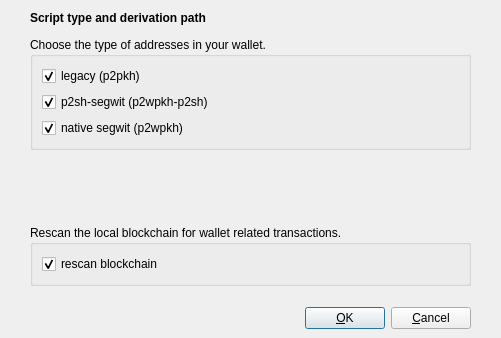
Old version of the form src/qt/forms/derivationpathdialog.ui in the repository qtumproject/qtum.
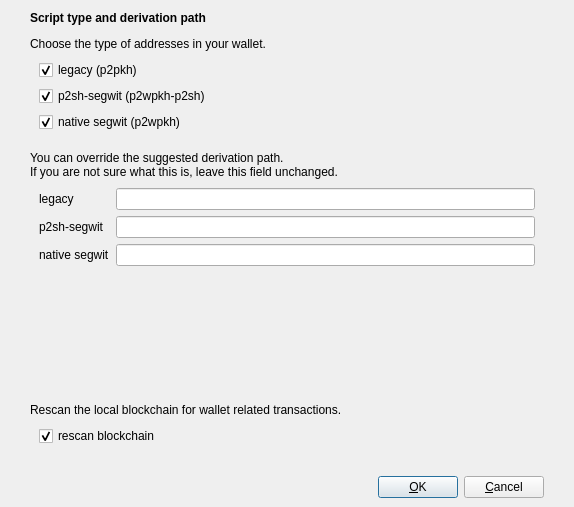
New version of the form. Custom widgets are drawn as their Qt base class.

Commit message: Add paths in the derivation path dialog

Diff of the .ui file:
```diff
--- a/src/qt/forms/derivationpathdialog.ui
+++ b/src/qt/forms/derivationpathdialog.ui
@@ -6,10 +6,16 @@
    <rect>
     <x>0</x>
     <y>0</y>
-    <width>501</width>
-    <height>338</height>
+    <width>574</width>
+    <height>507</height>
    </rect>
   </property>
+  <property name="minimumSize">
+   <size>
+    <width>0</width>
+    <height>0</height>
+   </size>
+  </property>
   <property name="windowTitle">
    <string>Select script type and derivation path</string>
   </property>
@@ -49,12 +55,33 @@
      </item>
      <item>
       <layout class="QVBoxLayout" name="verticalLayout_3">
+       <property name="spacing">
+        <number>0</number>
+       </property>
        <item>
-        <widget class="QGroupBox" name="groupBoxAddressType">
-         <property name="title">
+        <widget class="QLabel" name="lblAddressType">
+         <property name="text">
           <string>Choose the type of addresses in your wallet.</string>
          </property>
+        </widget>
+       </item>
+       <item>
          <layout class="QVBoxLayout" name="verticalLayout_4">
+         <property name="spacing">
+          <number>6</number>
+         </property>
+         <property name="leftMargin">
+          <number>9</number>
+         </property>
+         <property name="topMargin">
+          <number>9</number>
+         </property>
+         <property name="rightMargin">
+          <number>9</number>
+         </property>
+         <property name="bottomMargin">
+          <number>9</number>
+         </property>
           <item>
            <widget class="QCheckBox" name="cbLegacy">
             <property name="enabled">
@@ -89,8 +116,80 @@
            </widget>
           </item>
          </layout>
+       </item>
+       <item>
+        <spacer name="verticalSpacer">
+         <property name="orientation">
+          <enum>Qt::Vertical</enum>
+         </property>
+         <property name="sizeType">
+          <enum>QSizePolicy::Fixed</enum>
+         </property>
+         <property name="sizeHint" stdset="0">
+          <size>
+           <width>10</width>
+           <height>10</height>
+          </size>
+         </property>
+        </spacer>
+       </item>
+       <item>
+        <widget class="QLabel" name="lblPath">
+         <property name="text">
+          <string>You can override the suggested derivation path.
+If you are not sure what this is, leave this field unchanged.</string>
+         </property>
         </widget>
        </item>
+       <item>
+        <layout class="QGridLayout" name="gridLayout">
+         <property name="leftMargin">
+          <number>9</number>
+         </property>
+         <property name="topMargin">
+          <number>9</number>
+         </property>
+         <property name="rightMargin">
+          <number>9</number>
+         </property>
+         <property name="bottomMargin">
+          <number>9</number>
+         </property>
+         <property name="spacing">
+          <number>6</number>
+         </property>
+         <item row="0" column="0">
+          <widget class="QLabel" name="lblLegacy">
+           <property name="text">
+            <string>legacy</string>
+           </property>
+          </widget>
+         </item>
+         <item row="0" column="1">
+          <widget class="QValidatedLineEdit" name="txtLegacy"/>
+         </item>
+         <item row="1" column="0">
+          <widget class="QLabel" name="lblP2SH">
+           <property name="text">
+            <string>p2sh-segwit</string>
+           </property>
+          </widget>
+         </item>
+         <item row="1" column="1">
+          <widget class="QValidatedLineEdit" name="txtP2SH"/>
+         </item>
+         <item row="2" column="0">
+          <widget class="QLabel" name="lblSegWit">
+           <property name="text">
+            <string>native segwit</string>
+           </property>
+          </widget>
+         </item>
+         <item row="2" column="1">
+          <widget class="QValidatedLineEdit" name="txtSegWit"/>
+         </item>
+        </layout>
+       </item>
        <item>
         <spacer name="verticalSpacer_2">
          <property name="orientation">
@@ -108,11 +207,29 @@
         </spacer>
        </item>
        <item>
-        <widget class="QGroupBox" name="groupBoxRescan">
-         <property name="title">
+        <widget class="QLabel" name="lblRescan">
+         <property name="text">
           <string>Rescan the local blockchain for wallet related transactions.</string>
          </property>
+        </widget>
+       </item>
+       <item>
          <layout class="QVBoxLayout" name="verticalLayout_5">
+         <property name="spacing">
+          <number>6</number>
+         </property>
+         <property name="leftMargin">
+          <number>9</number>
+         </property>
+         <property name="topMargin">
+          <number>9</number>
+         </property>
+         <property name="rightMargin">
+          <number>9</number>
+         </property>
+         <property name="bottomMargin">
+          <number>9</number>
+         </property>
           <item>
            <widget class="QCheckBox" name="cbRescan">
             <property name="text">
@@ -124,7 +241,6 @@
            </widget>
           </item>
          </layout>
-        </widget>
        </item>
       </layout>
      </item>
@@ -174,6 +290,13 @@
    </item>
   </layout>
  </widget>
+ <customwidgets>
+  <customwidget>
+   <class>QValidatedLineEdit</class>
+   <extends>QLineEdit</extends>
+   <header>qt/qvalidatedlineedit.h</header>
+  </customwidget>
+ </customwidgets>
  <resources/>
  <connections/>
 </ui>
```
Lines whose indentation alone changed are shown as unchanged.
